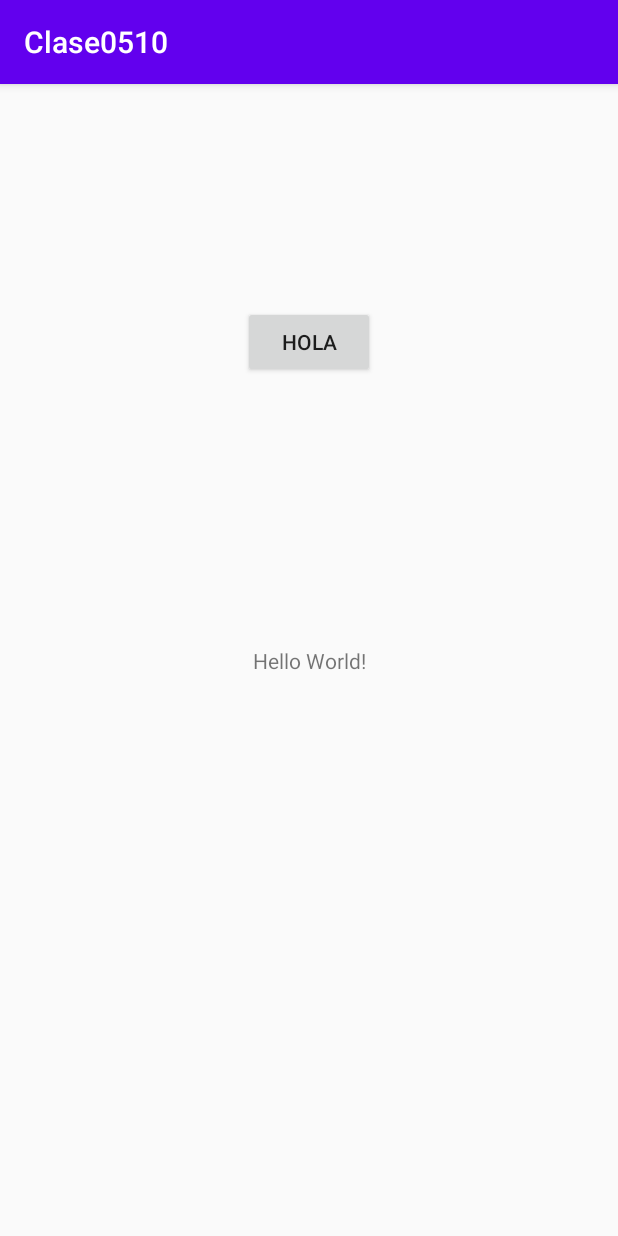
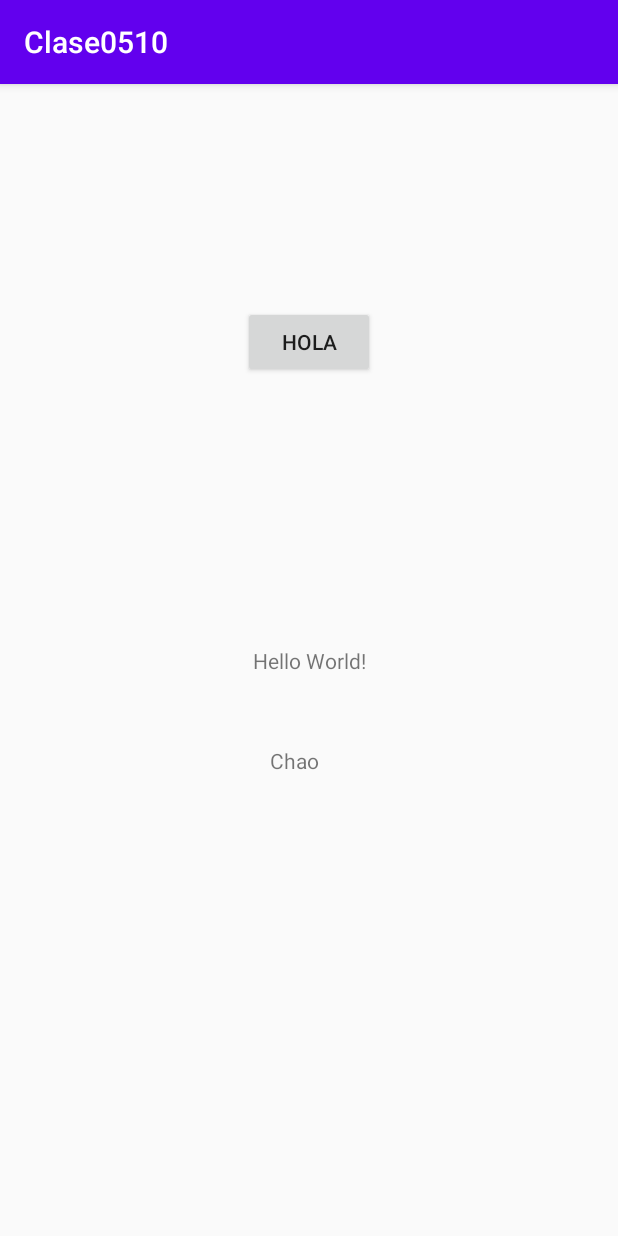
Before and after one commit to Xavier-Maker21/MiPrimerGit2020, an Android app: the screen it shows after launch (MainActivity), on a phone screen of 412 x 824 dp. Run offline under Robolectric (Android 15) with nearby library versions, the phone set to English and light mode, and no system bars.

Commit message:
Se agrego textView

```diff
--- a/app/src/main/res/layout/activity_main.xml
+++ b/app/src/main/res/layout/activity_main.xml
@@ -26,4 +26,14 @@
         app:layout_constraintStart_toStartOf="parent"
         app:layout_constraintTop_toTopOf="parent" />
 
+    <TextView
+        android:id="@+id/lbl_Hola"
+        android:layout_width="wrap_content"
+        android:layout_height="wrap_content"
+        android:layout_marginStart="11dp"
+        android:layout_marginTop="47dp"
+        android:text="Chao"
+        app:layout_constraintStart_toStartOf="@+id/textView"
+        app:layout_constraintTop_toBottomOf="@+id/textView" />
+
 </androidx.constraintlayout.widget.ConstraintLayout>
```
